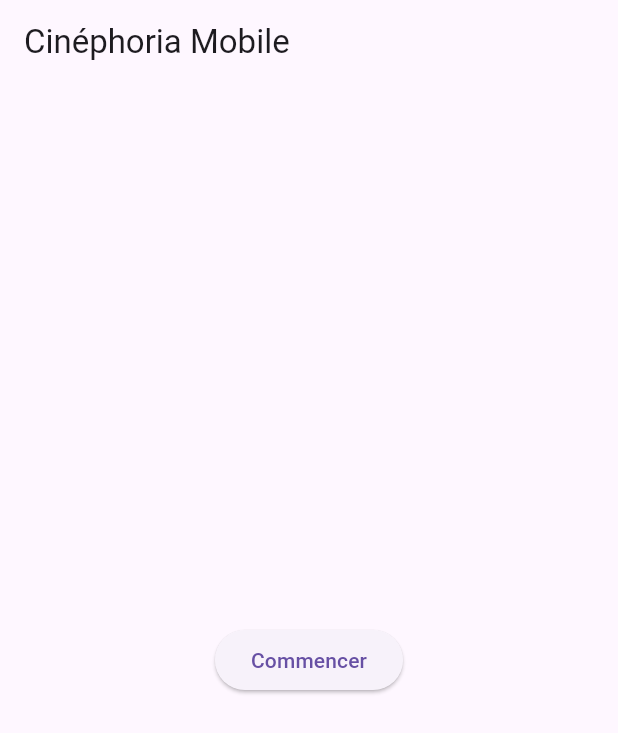
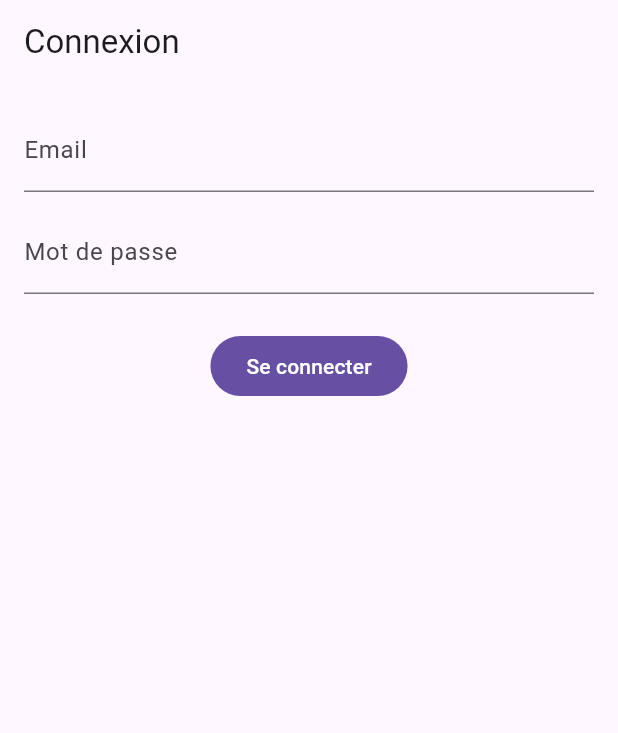
Before and after one commit to Klopes10/Cinephoria-mobile, a Flutter app: the screen it shows after launch, on a phone screen of 412 x 824 dp. Shown: the top 733 px of the screen. Run offline on Flutter 3.47's test engine with Material 3 defaults, Android fonts, the light colour scheme and no system bars; our stand-ins replace flutter_secure_storage, qr_flutter; network calls fail.

Commit message:
configuration de l'app mobile avec Symfony + connexion

```diff
--- /dev/null
+++ b/lib/auth/auth_store.dart
@@ -0,0 +1,25 @@
+import 'package:flutter_secure_storage/flutter_secure_storage.dart';
+import '../api/api_client.dart';
+
+class AuthStore {
+  AuthStore(this._api);
+
+  final ApiClient _api;
+  final _storage = const FlutterSecureStorage();
+  static const _kToken = 'jwt_token';
+
+  Future<void> init() async {
+    final t = await _storage.read(key: _kToken);
+    if (t != null) _api.setToken(t);
+  }
+
+  Future<void> login(String email, String password) async {
+    final token = await _api.login(email, password);
+    await _storage.write(key: _kToken, value: token);
+  }
+
+  Future<void> logout() async {
+    await _storage.delete(key: _kToken);
+    _api.setToken(null);
+  }
+}
--- /dev/null
+++ b/lib/config.dart
@@ -0,0 +1,6 @@
+class AppConfig {
+  static const String baseUrl = String.fromEnvironment(
+    'API_BASE_URL',
+    defaultValue: 'http://10.0.2.2:8080', // émulateur Android → ton Symfony sur le PC
+  );
+}
--- /dev/null
+++ b/lib/screens/login_screen.dart
@@ -0,0 +1,69 @@
+import 'package:flutter/material.dart';
+import '../api/api_client.dart';
+import '../auth/auth_store.dart';
+import 'tickets_screen.dart';
+
+class LoginScreen extends StatefulWidget {
+  const LoginScreen({super.key});
+  @override
+  State<LoginScreen> createState() => _LoginScreenState();
+}
+
+class _LoginScreenState extends State<LoginScreen> {
+  final _email = TextEditingController();
+  final _password = TextEditingController();
+  bool _loading = false;
+  String? _error;
+
+  late final ApiClient _api;
+  late final AuthStore _auth;
+
+  @override
+  void initState() {
+    super.initState();
+    _api = ApiClient();
+    _auth = AuthStore(_api);
+    _auth.init(); // récupère le token s'il existe
+  }
+
+  Future<void> _submit() async {
+    setState(() { _loading = true; _error = null; });
+    try {
+        await _auth.login(_email.text.trim(), _password.text);
+        if (!mounted) return;
+        Navigator.pushReplacement(context, MaterialPageRoute(builder: (_) => TicketsScreen(api: _api)));
+        } catch (e) {
+        final msg = e.toString();
+        setState(() => _error = msg);
+        if (mounted) {
+            ScaffoldMessenger.of(context).showSnackBar(SnackBar(content: Text(msg)));
+        }
+        } finally {
+        if (mounted) setState(() => _loading = false);
+        }
+  }
+
+  @override
+  Widget build(BuildContext context) {
+    return Scaffold(
+      appBar: AppBar(title: const Text('Connexion')),
+      body: Padding(
+        padding: const EdgeInsets.all(16),
+        child: Column(
+          children: [
+            TextField(controller: _email, keyboardType: TextInputType.emailAddress, decoration: const InputDecoration(labelText: 'Email')),
+            const SizedBox(height: 12),
+            TextField(controller: _password, decoration: const InputDecoration(labelText: 'Mot de passe'), obscureText: true),
+            const SizedBox(height: 16),
+            if (_error != null) Text(_error!, style: const TextStyle(color: Colors.red)),
+            const SizedBox(height: 8),
+            FilledButton(
+              onPressed: _loading ? null : _submit,
+              child: Text(_loading ? 'Connexion…' : 'Se connecter'),
+            ),
+          ],
+        ),
+      ),
+    );
+  }
+}
--- a/pubspec.yaml
+++ b/pubspec.yaml
@@ -33,6 +33,7 @@ dependencies:
   http: ^1.2.2
   flutter_secure_storage: ^9.2.2
   qr_flutter: ^4.1.0
+  intl: ^0.19.0
   # The following adds the Cupertino Icons font to your application.
   # Use with the CupertinoIcons class for iOS style icons.
   cupertino_icons: ^1.0.8
```
Also changed, not shown: lib/api/api_client.dart (added, +92 -0 lines), lib/main.dart (+41 -15 lines), lib/screens/qrcode_screen.dart (added, +21 -0 lines), lib/screens/tickets_screen.dart (added, +147 -0 lines), pubspec.lock.
